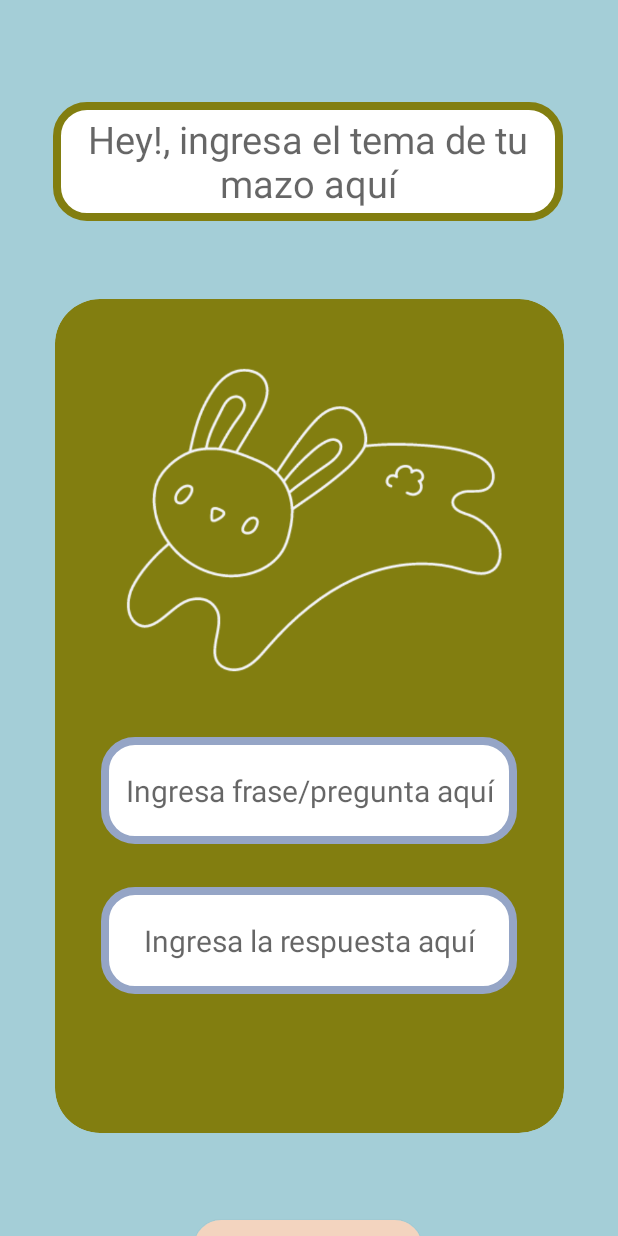
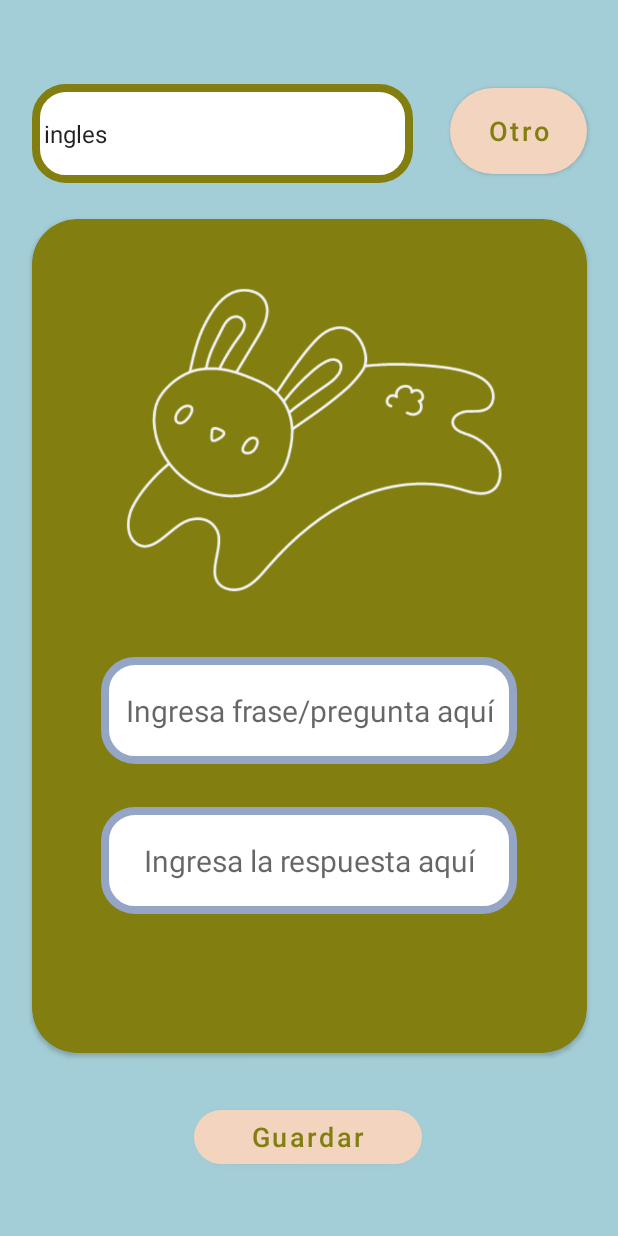
Before and after one commit to kimserrano/LinguaShake, an Android app: the SeleccionarIdioma screen opened directly, with no data from a screen before it, after a tap on "Personalizar", on a phone screen of 412 x 824 dp. Run offline under Robolectric (Android 15) with nearby library versions, the phone set to English and light mode, and no system bars; 1 statement that could not run was skipped.

Commit message:
Se agrefo un spinner al personalizar y una opcion de otos x si se necesita, sigo siendo kim (:

```diff
--- a/app/src/main/AndroidManifest.xml
+++ b/app/src/main/AndroidManifest.xml
@@ -19,6 +19,9 @@
             android:exported="false" />
         <activity
             android:name=".SeleccionarIdioma"
+            android:exported="false" />
+        <activity
+            android:name=".Tarjeta"
             android:exported="false" />
         <activity
             android:name=".SeleccionarIdiomaCuestionario"
--- a/app/src/main/java/equipo/flashcards/linguashake/DatabaseHelper.java
+++ b/app/src/main/java/equipo/flashcards/linguashake/DatabaseHelper.java
@@ -185,5 +185,32 @@ public class DatabaseHelper extends SQLiteOpenHelper {
 
     }
 
+    public List<String> obtenerTemasIdiomas() {
+        List<String> temasIdiomas = new ArrayList<>();
+
+        SQLiteDatabase db = this.getReadableDatabase();
+        Cursor cursor = null;
+        try {
+            cursor = db.rawQuery("SELECT DISTINCT idioma FROM flashcards", null);
+
+            if (cursor != null && cursor.moveToFirst()) {
+                do {
+                    String idioma = cursor.getString(cursor.getColumnIndex("idioma"));
+                    temasIdiomas.add(idioma);
+                } while (cursor.moveToNext());
+            }
+        } catch (SQLiteException e) {
+            Log.e("DatabaseHelper", "Error al obtener temas/idiomas: " + e.getMessage());
+        } finally {
+            if (cursor != null) {
+                cursor.close();
+            }
+            db.close();
+        }
+
+        return temasIdiomas;
+    }
+
+
 
 }
--- a/app/src/main/java/equipo/flashcards/linguashake/PersonalizarTarjetas.java
+++ b/app/src/main/java/equipo/flashcards/linguashake/PersonalizarTarjetas.java
@@ -1,18 +1,28 @@
 package equipo.flashcards.linguashake;
 
+import androidx.appcompat.app.AlertDialog;
 import androidx.appcompat.app.AppCompatActivity;
+
+import android.annotation.SuppressLint;
+import android.content.DialogInterface;
 import android.os.Bundle;
 import android.view.View;
+import android.widget.ArrayAdapter;
 import android.widget.Button;
 import android.widget.EditText;
+import android.widget.Spinner;
 import android.widget.Toast;
+
+import java.util.List;
 
 public class PersonalizarTarjetas extends AppCompatActivity {
 
     EditText temaEditText, fraseEditText, respuestaEditText;
-    Button guardarButton;
+    Spinner temaSpinner;
+    Button guardarButton, otroTema;
 
     DatabaseHelper databaseHelper;
+
 
     @Override
     protected void onCreate(Bundle savedInstanceState) {
@@ -20,12 +30,28 @@ public class PersonalizarTarjetas extends AppCompatActivity {
         setContentView(R.layout.activity_personalizar_tarjetas);
 
         // agarrar los elementos de la vista
-        temaEditText = findViewById(R.id.tema);
+        temaSpinner = findViewById(R.id.tema_spinner);
         fraseEditText = findViewById(R.id.frase);
         respuestaEditText = findViewById(R.id.respuesta);
         guardarButton = findViewById(R.id.guardar_button);
+        otroTema = findViewById(R.id.nuevo_Tema);
 
         databaseHelper = new DatabaseHelper(this);
+        List<String> idiomas = databaseHelper.obtenerTemasIdiomas();
+        // Crear un ArrayAdapter usando la lista de temas y un diseño predeterminado
+        ArrayAdapter<String> temaAdapter = new ArrayAdapter<>(this, android.R.layout.simple_spinner_item, idiomas);
+
+        // Especificar el diseño a utilizar cuando se despliegan las opciones
+        temaAdapter.setDropDownViewResource(android.R.layout.simple_spinner_dropdown_item);
+        temaSpinner.setAdapter(temaAdapter);
+
+
+        otroTema.setOnClickListener(new View.OnClickListener() {
+            @Override
+            public void onClick(View v) {
+                mostrarDialogoNuevoTema();
+            }
+        });
 
         guardarButton.setOnClickListener(new View.OnClickListener() {
             @Override
@@ -37,7 +63,7 @@ public class PersonalizarTarjetas extends AppCompatActivity {
 
     private void guardarFlashcard() {
         //los valores de los EditText
-        String tema = temaEditText.getText().toString().trim();
+        String tema = temaSpinner.getSelectedItem().toString().trim();
         String frase = fraseEditText.getText().toString().trim();
         String respuesta = respuestaEditText.getText().toString().trim();
 
@@ -67,4 +93,33 @@ public class PersonalizarTarjetas extends AppCompatActivity {
         databaseHelper.close();
         super.onDestroy();
     }
+
+    private void mostrarDialogoNuevoTema() {
+        AlertDialog.Builder builder = new AlertDialog.Builder(this);
+        builder.setTitle("Nuevo Tema");
+
+        // EditText para que el usuario ingrese el nuevo tema
+        final EditText nuevoTemaEditText = new EditText(this);
+        builder.setView(nuevoTemaEditText);
+
+        // Botón "Aceptar" en el cuadro de diálogo
+        builder.setPositiveButton("Aceptar", new DialogInterface.OnClickListener() {
+            @Override
+            public void onClick(DialogInterface dialog, int which) {
+                String nuevoTema = nuevoTemaEditText.getText().toString().trim();
+                if (!nuevoTema.isEmpty()) {
+                    // Agregar el nuevo tema al Spinner
+                    ((ArrayAdapter<String>) temaSpinner.getAdapter()).add(nuevoTema);
+                    // Seleccionar el nuevo tema en el Spinner
+                    temaSpinner.setSelection(((ArrayAdapter<String>) temaSpinner.getAdapter()).getPosition(nuevoTema));
+                }
+            }
+        });
+
+        // Botón "Cancelar" en el cuadro de diálogo
+        builder.setNegativeButton("Cancelar", null);
+
+        builder.create().show();
+    }
+
 }
--- a/app/src/main/java/equipo/flashcards/linguashake/SeleccionarIdioma.java
+++ b/app/src/main/java/equipo/flashcards/linguashake/SeleccionarIdioma.java
@@ -3,26 +3,109 @@ package equipo.flashcards.linguashake;
 import androidx.appcompat.app.AppCompatActivity;
 
 import android.content.Intent;
+import android.graphics.drawable.GradientDrawable;
+import android.os.Build;
 import android.os.Bundle;
+import android.view.View;
 import android.widget.Button;
+import android.widget.ImageView;
+import android.widget.LinearLayout;
+import android.widget.TextView;
+
+
+import java.util.List;
 
 public class SeleccionarIdioma extends AppCompatActivity {
+    LinearLayout botonesLayout;
+    TextView preguntaTextView;
+    ImageView loginLogoImageView;
+    Button inglesButton, personalizarButton;
+
+    DatabaseHelper databaseHelper;
 
     @Override
     protected void onCreate(Bundle savedInstanceState) {
         super.onCreate(savedInstanceState);
         setContentView(R.layout.activity_seleccionar_idioma);
-        // si da clic en ingles que se pase a esa pantalla
-        Button btnTarjeta = findViewById(R.id.ingles_button);
-        btnTarjeta.setOnClickListener(view ->{
-            Intent intent = new Intent(getApplicationContext(), Tarjeta.class);
-            startActivity(intent);
+        //agarrar elementos de la vista
+        botonesLayout = findViewById(R.id.botones_layout);
+        preguntaTextView = findViewById(R.id.pregunta);
+        loginLogoImageView = findViewById(R.id.login_logo);
+        personalizarButton = findViewById(R.id.personalizar_button);
+
+        databaseHelper = new DatabaseHelper(this);
+
+
+        personalizarButton.setOnClickListener(new View.OnClickListener() {
+            @Override
+            public void onClick(View v) {
+                Intent intent = new Intent(getApplicationContext(), PersonalizarTarjetas.class);
+                startActivity(intent);
+            }
         });
 
-        Button btnPersonalizar = findViewById(R.id.personalizar_button);
-        btnPersonalizar.setOnClickListener(view ->{
-            Intent intent = new Intent(getApplicationContext(), PersonalizarTarjetas.class);
-            startActivity(intent);
-        });
+        // mostrar los botones al crear la actividad
+        mostrarBotones();
+    }
+
+
+    //para mostrar los botones en el LinearLayout
+    private void mostrarBotones() {
+        // lista actualizada de temas o idiomas
+        List<String> temasIdiomas = databaseHelper.obtenerTemasIdiomas();
+
+        // limpiar botónes previos
+        botonesLayout.removeAllViews();
+
+        // agregar botones para cada tema o idioma en la lista
+        for (String tema : temasIdiomas) {
+            Button button = new Button(this);
+            // Establecer los parámetros de diseño
+            LinearLayout.LayoutParams params = new LinearLayout.LayoutParams(
+                    LinearLayout.LayoutParams.MATCH_PARENT,
+                    LinearLayout.LayoutParams.WRAP_CONTENT
+            );
+            params.setMargins(0, getResources().getDimensionPixelSize(R.dimen.margin_top), 0, 0); // 10dp de margen superior
+            button.setLayoutParams(params);
+
+            button.setText(tema);
+            button.setTextSize(18);
+            button.setTextColor(getResources().getColor(R.color.black));
+            button.setAllCaps(false);
+
+            if (Build.VERSION.SDK_INT >= Build.VERSION_CODES.M) {
+                button.setTextAppearance(R.style.ButtonTheme_RosaBajito);
+            } else {
+                button.setTextAppearance(this, R.style.ButtonTheme_RosaBajito);
+            }
+
+            // Establecer el radio de esquina (cornerRadius)
+            GradientDrawable drawable = new GradientDrawable();
+            drawable.setShape(GradientDrawable.RECTANGLE);
+            drawable.setCornerRadii(new float[] {30, 30, 30, 30, 30, 30, 30, 30}); // 30dp para todos los bordes
+            drawable.setColor(getResources().getColor(R.color.rosaBajito)); // Color de fondo
+
+            if (Build.VERSION.SDK_INT >= Build.VERSION_CODES.JELLY_BEAN) {
+                button.setBackground(drawable);
+            } else {
+                button.setBackgroundDrawable(drawable);
+            }
+
+            button.setOnClickListener(new View.OnClickListener() {
+                @Override
+                public void onClick(View v) {
+                    Intent intent = new Intent(getApplicationContext(), Tarjeta.class);
+                    startActivity(intent);
+                }
+            });
+            botonesLayout.addView(button);
+        }
+    }
+
+    @Override
+    protected void onDestroy() {
+        // cerrar la base de datos cuando la actividad es destruida
+        databaseHelper.close();
+        super.onDestroy();
     }
 }
--- a/app/src/main/res/layout/activity_personalizar_tarjetas.xml
+++ b/app/src/main/res/layout/activity_personalizar_tarjetas.xml
@@ -7,31 +7,40 @@
     android:background="@color/azul"
     tools:context=".PersonalizarTarjetas">
 
-    <EditText
-        android:id="@+id/tema"
-        android:layout_width="340dp"
-        android:layout_height="79dp"
-        android:layout_marginTop="68dp"
+
+    <Spinner
+        android:id="@+id/tema_spinner"
+        android:layout_width="254dp"
+        android:layout_height="66dp"
+        android:layout_marginTop="56dp"
         android:background="@drawable/verde_border"
-        android:hint="Hey!, ingresa el tema de tu mazo aquí"
-        android:textAlignment="center"
-        android:textColor="@color/black"
-        android:textSize="25sp"
-        app:layout_constraintEnd_toEndOf="parent"
-        app:layout_constraintHorizontal_bias="0.492"
-        app:layout_constraintStart_toStartOf="parent"
+        app:layout_constraintStart_toStartOf="@+id/cardView"
         app:layout_constraintTop_toTopOf="parent" />
+
+    <Button
+        android:id="@+id/nuevo_Tema"
+        android:layout_width="91dp"
+        android:layout_height="69dp"
+        android:text="Otro"
+        android:textAllCaps="false"
+        android:textColor="@color/verde"
+        android:textSize="18sp"
+        android:theme="@style/ButtonTheme.RosaBajito"
+        app:cornerRadius="30dp"
+        app:layout_constraintEnd_toEndOf="@id/cardView"
+        app:layout_constraintBottom_toBottomOf="@id/tema_spinner"
+       />
 
     <androidx.cardview.widget.CardView
         android:id="@+id/cardView"
-        android:layout_width="339dp"
+        android:layout_width="370dp"
         android:layout_height="556dp"
-        android:layout_marginTop="52dp"
+        android:layout_marginTop="24dp"
         app:cardBackgroundColor="@color/verde"
         app:cardCornerRadius="30dp"
         app:layout_constraintEnd_toEndOf="parent"
         app:layout_constraintStart_toStartOf="parent"
-        app:layout_constraintTop_toBottomOf="@id/tema">
+        app:layout_constraintTop_toBottomOf="@id/tema_spinner">
 
         <ImageView
             android:id="@+id/tarjeta_logo"
@@ -82,7 +91,7 @@
         android:layout_width="152dp"
         android:layout_height="48dp"
         android:layout_gravity="center"
-        android:layout_marginTop="52dp"
+        android:layout_marginTop="32dp"
         android:text="Guardar"
         android:textAllCaps="false"
         android:textColor="@color/verde"
```
Also changed, not shown: app/src/main/res/layout/activity_menu_principal.xml (+7 -4 lines), app/src/main/res/layout/activity_seleccionar_idioma.xml (+30 -13 lines).
